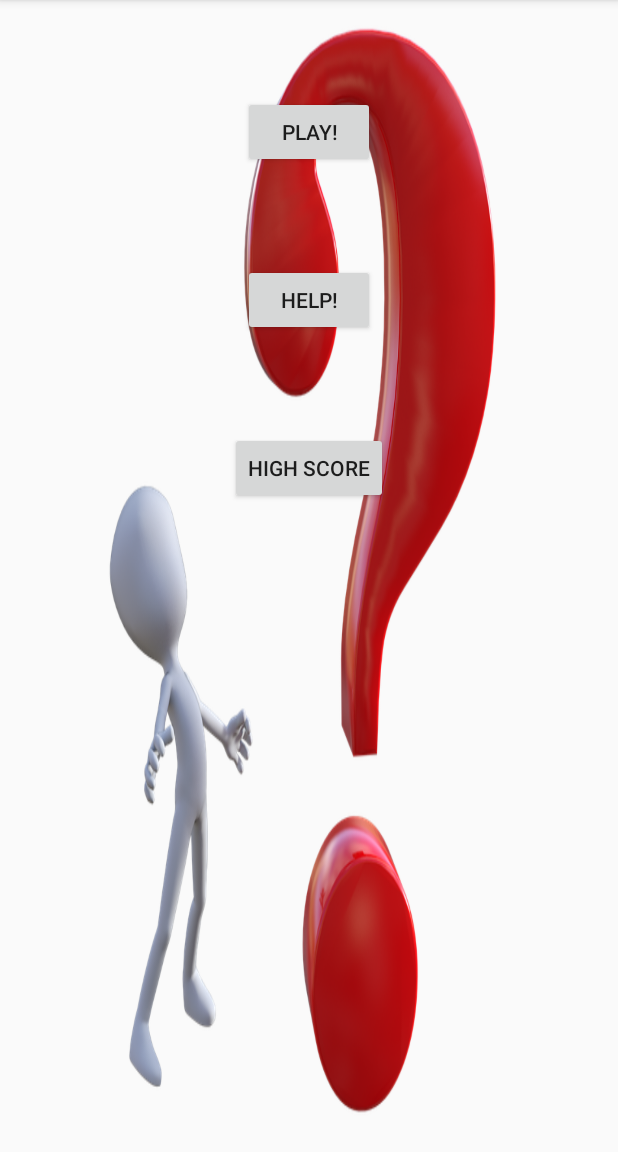
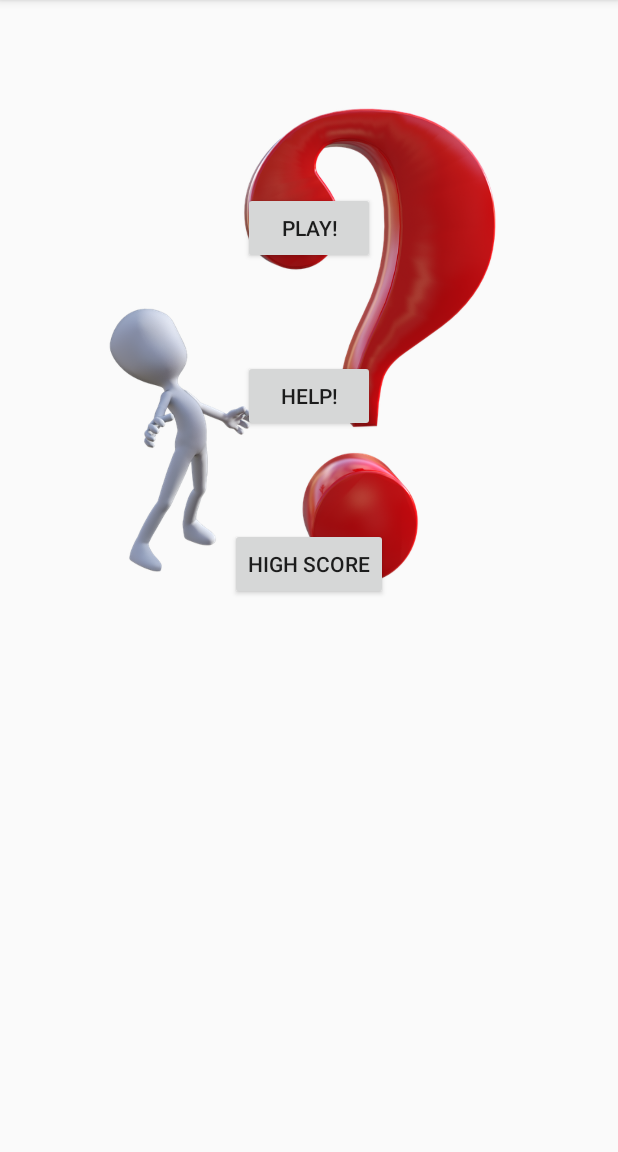
Before and after one commit to Agrypnie1304/HelpActivity, an Android app: the screen it shows after launch (MainActivity), on a phone screen of 412 x 824 dp, the part 84-1236 px from its top. Run offline under Robolectric (Android 15) with nearby library versions, the phone set to English and light mode, and no system bars.

Commit message:
Modified MainActivity

```diff
--- a/WoLiegtWas/app/src/main/res/layout/activity_main.xml
+++ b/WoLiegtWas/app/src/main/res/layout/activity_main.xml
@@ -3,9 +3,10 @@
     xmlns:app="http://schemas.android.com/apk/res-auto"
     xmlns:tools="http://schemas.android.com/tools"
     android:layout_width="match_parent"
-    android:layout_height="match_parent"
+    android:layout_height="wrap_content"
     tools:context="de.gidf.woliegtwas.MainActivity"
     android:background="@drawable/fragezeichen_android"
+    android:layout_marginTop="64dp"
     >
 
     <Button
```
